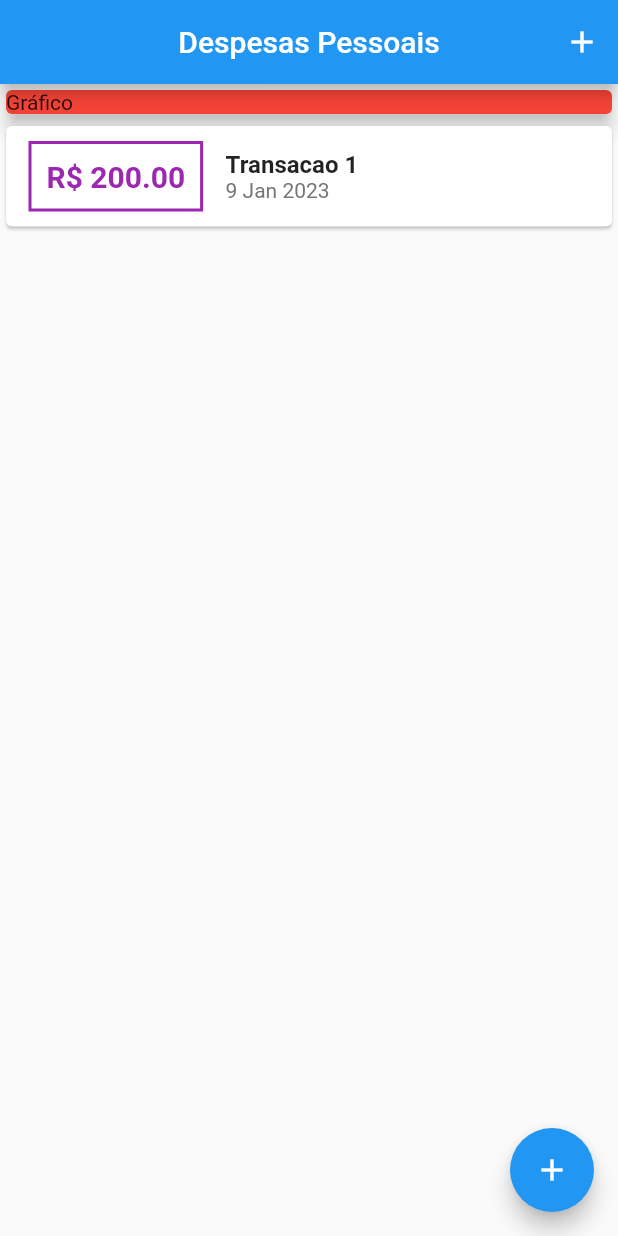
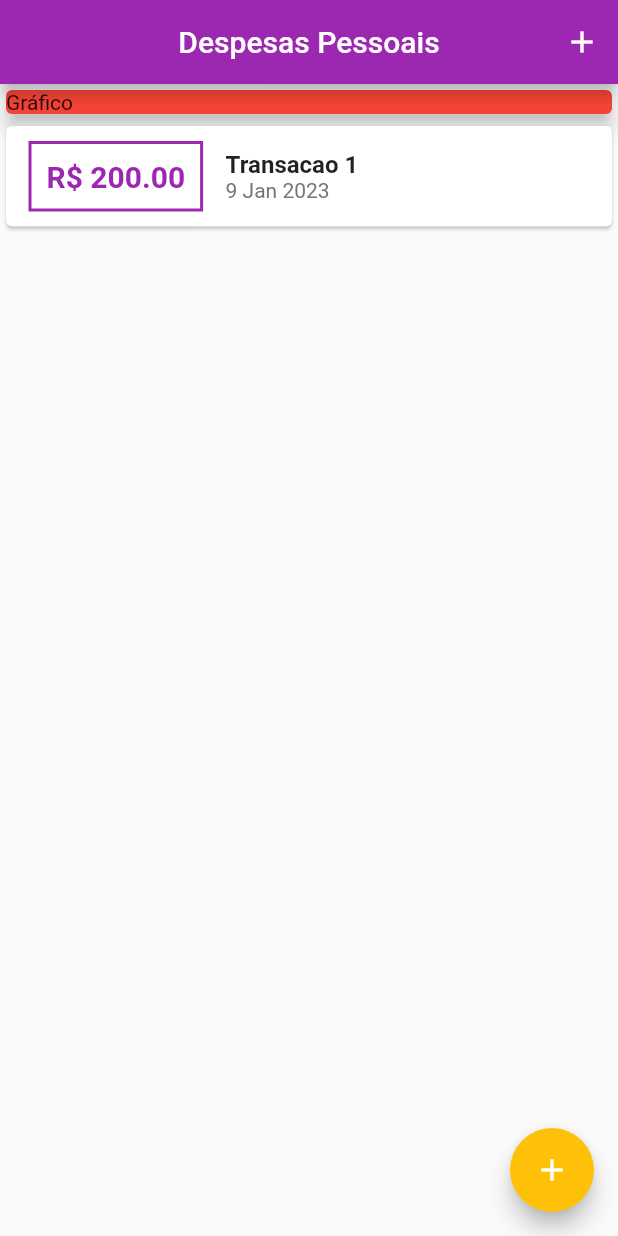
Before and after one commit to anderson-s/AppDespesasPessoais, a Flutter app: the screen it shows after launch, on a phone screen of 412 x 824 dp. Run offline on Flutter 3.47's test engine with Material 2 defaults, Android fonts, the phone set to English and light mode, and no system bars.

Commit message:
Adicionando tema

```diff
--- a/lib/main.dart
+++ b/lib/main.dart
@@ -1,9 +1,8 @@
-
- import 'package:despesas_pessoais/view/home.dart';
+import 'package:despesas_pessoais/view/home.dart';
 import 'package:flutter/material.dart';
 
 main() {
-   runApp(const Inicio());
+  runApp(const Inicio());
 }
 
 class Inicio extends StatelessWidget {
@@ -11,9 +10,31 @@ class Inicio extends StatelessWidget {
 
   @override
   Widget build(BuildContext context) {
-    return const MaterialApp(
+    final ThemeData tema = ThemeData();
+    return MaterialApp(
       debugShowCheckedModeBanner: false,
-      home: Home(),
+      home: const Home(),
+      theme: tema.copyWith(
+        colorScheme: tema.colorScheme.copyWith(
+          primary: Colors.purple,
+          secondary: Colors.amber,
+        ),
+        // textTheme: tema.textTheme.copyWith(
+        //   headline6: const TextStyle(
+        //     fontFamily: 'OpenSans',
+        //     fontSize: 18,
+        //     fontWeight: FontWeight.bold,
+        //     color: Colors.black,
+        //   ),
+        // ),
+        // appBarTheme: const AppBarTheme(
+        //   titleTextStyle: TextStyle(
+        //     fontFamily: 'OpenSans',
+        //     fontSize: 20,
+        //     fontWeight: FontWeight.bold,
+        //   ),
+        // ),
+      ),
     );
   }
 }
```
